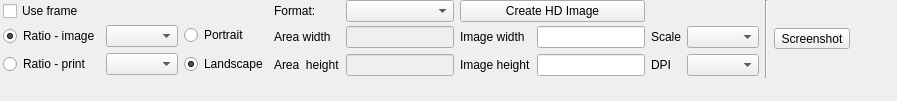
Old version of the form src/gui/forms/toolbar_imagegroup.ui in the repository open-scan-crew/OpenScanTools.
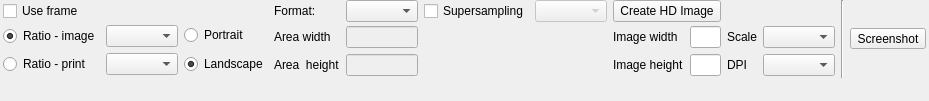
New version of the form. Icons and pictures are not drawn.

Commit message: Add supersampling options for HD image exports

The edit to the form file:
```diff
--- a/src/gui/forms/toolbar_imagegroup.ui
+++ b/src/gui/forms/toolbar_imagegroup.ui
@@ -184,6 +184,20 @@
      </property>
     </widget>
    </item>
+   <item row="0" column="7">
+    <widget class="QCheckBox" name="checkBox_supersampling">
+     <property name="text">
+      <string>Supersampling</string>
+     </property>
+    </widget>
+   </item>
+   <item row="0" column="8">
+    <widget class="QComboBox" name="comboBox_supersampling">
+     <property name="enabled">
+      <bool>false</bool>
+     </property>
+    </widget>
+   </item>
    <item row="1" column="9">
     <widget class="QLabel" name="label_imageW">
      <property name="text">
```
Left out of the diff: 2 changed lines with no effect on the pictures. The commit also changes 3 other files.
